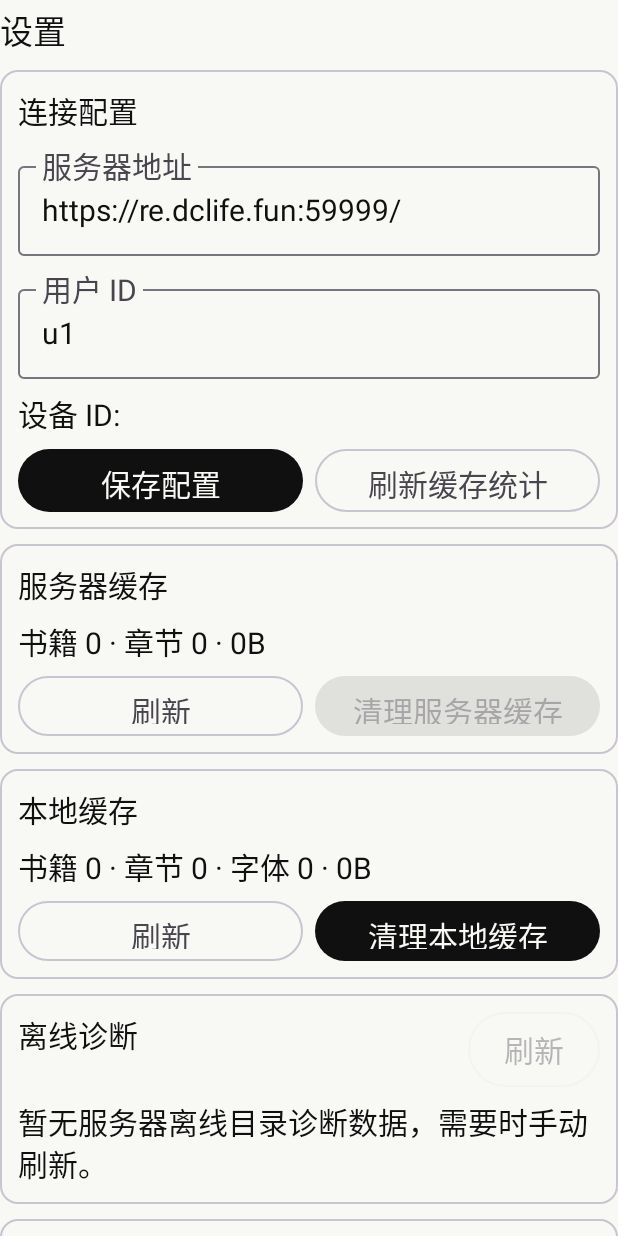
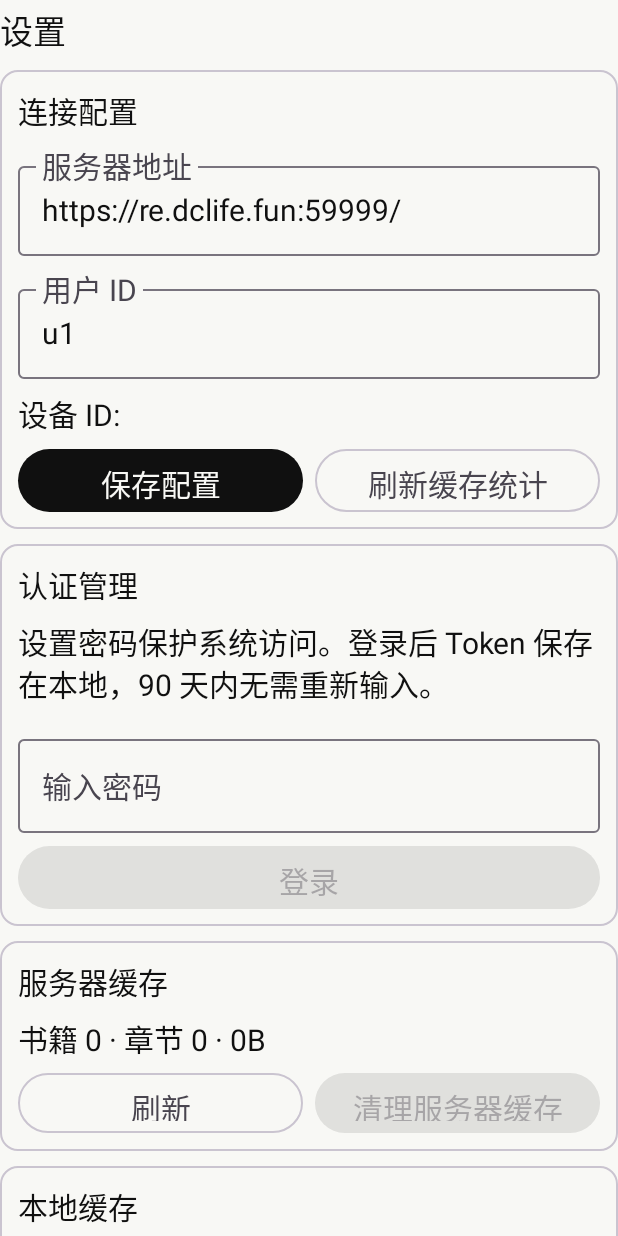
Before and after one commit to jibwf/EasyReader, an Android app built with Jetpack Compose: the composable SettingsPane shown on its own in the app's theme, on a phone screen of 412 x 824 dp. Run offline under Robolectric (Android 15) with nearby library versions, the light colour scheme and no system bars.

Commit message:
feat: add password authentication to e-ink client
- Add login/logout functionality to Settings page
- Add LoginRequest/LoginResponse/VerifyResponse models
- Add auth token persistence in SharedPreferences
- Add Authorization header to all API requests
- Token saved locally for 90 days

```diff
--- a/e-link-client/app/src/main/java/com/easyreader/elinkclient/core/AppConfig.kt
+++ b/e-link-client/app/src/main/java/com/easyreader/elinkclient/core/AppConfig.kt
@@ -22,4 +22,5 @@ object AppConfig {
     const val KEY_LAST_ACTIVE_POSITION = "last_active_position"
     const val KEY_PENDING_PROGRESS_QUEUE = "pending_progress_queue"
     const val KEY_SYNC_POLICY = "sync_policy"
+    const val KEY_AUTH_TOKEN = "auth_token"
 }
--- a/e-link-client/app/src/main/java/com/easyreader/elinkclient/ui/EinkUiState.kt
+++ b/e-link-client/app/src/main/java/com/easyreader/elinkclient/ui/EinkUiState.kt
@@ -165,4 +165,6 @@ data class EinkUiState(
     val readerCommandSignal: Long = 0L,
     val lastRefreshAction: RefreshAction = RefreshAction.NONE,
     val refreshSignal: Long = 0L,
+    val authToken: String = "",
+    val authMessage: String = "",
 )
--- a/e-link-client/app/src/main/java/com/easyreader/elinkclient/ui/MainScreen.kt
+++ b/e-link-client/app/src/main/java/com/easyreader/elinkclient/ui/MainScreen.kt
@@ -336,6 +336,8 @@ fun MainScreen(viewModel: EinkViewModel) {
                             onClearClientCache = viewModel::clearClientCache,
                             onCancelOfflineDownload = viewModel::cancelOfflineDownload,
                             onClearError = viewModel::clearError,
+                            onLogin = viewModel::loginWithPassword,
+                            onLogout = viewModel::logout,
                         )
                     }
                 }
--- a/e-link-client/app/src/main/java/com/easyreader/elinkclient/ui/components/SettingsPane.kt
+++ b/e-link-client/app/src/main/java/com/easyreader/elinkclient/ui/components/SettingsPane.kt
@@ -43,9 +43,12 @@ fun SettingsPane(
     onClearClientCache: () -> Unit,
     onCancelOfflineDownload: () -> Unit,
     onClearError: () -> Unit,
+    onLogin: (String) -> Unit,
+    onLogout: () -> Unit,
 ) {
     var editableBaseUrl by remember { mutableStateOf(state.baseUrl) }
     var editableUserId by remember { mutableStateOf(state.userId) }
+    var editablePassword by remember { mutableStateOf("") }
 
     LaunchedEffect(state.baseUrl, state.userId) {
         editableBaseUrl = state.baseUrl
@@ -122,6 +125,71 @@ fun SettingsPane(
                 }
             }
         }
+        }
+
+        item {
+            EinkCard(modifier = Modifier.fillMaxWidth()) {
+                Column(
+                    modifier = Modifier
+                        .fillMaxWidth()
+                        .padding(12.dp),
+                    verticalArrangement = Arrangement.spacedBy(8.dp),
+                ) {
+                    Text(
+                        text = "认证管理",
+                        style = MaterialTheme.typography.titleSmall,
+                    )
+                    Text(
+                        text = "设置密码保护系统访问。登录后 Token 保存在本地，90 天内无需重新输入。",
+                        style = MaterialTheme.typography.bodySmall,
+                    )
+
+                    if (state.authToken.isNotBlank()) {
+                        Text(
+                            text = "已登录",
+                            style = MaterialTheme.typography.bodySmall,
+                            color = MaterialTheme.colorScheme.primary,
+                        )
+                        OutlinedButton(
+                            onClick = onLogout,
+                            modifier = Modifier
+                                .fillMaxWidth()
+                                .height(40.dp),
+                        ) {
+                            Text("退出登录")
+                        }
+                    } else {
+                        OutlinedTextField(
+                            value = editablePassword,
+                            onValueChange = { editablePassword = it },
+                            label = { Text("输入密码") },
+                            singleLine = true,
+                            modifier = Modifier.fillMaxWidth(),
+                        )
+                        EinkButton(
+                            onClick = {
+                                if (editablePassword.isNotBlank()) {
+                                    onLogin(editablePassword)
+                                    editablePassword = ""
+                                }
+                            },
+                            enabled = editablePassword.isNotBlank() && state.isNetworkAvailable,
+                            modifier = Modifier
+                                .fillMaxWidth()
+                                .height(42.dp),
+                        ) {
+                            Text("登录")
+                        }
+                    }
+
+                    if (state.authMessage.isNotBlank()) {
+                        Text(
+                            text = state.authMessage,
+                            style = MaterialTheme.typography.bodySmall,
+                        )
+                    }
+                }
+            }
         }
 
         item {
```
Also changed, not shown: e-link-client/app/src/main/java/com/easyreader/elinkclient/data/model/ApiModels.kt (+14 -0 lines), e-link-client/app/src/main/java/com/easyreader/elinkclient/data/network/EasyReaderApi.kt (+13 -0 lines), e-link-client/app/src/main/java/com/easyreader/elinkclient/data/network/NetworkModule.kt (+15 -3 lines), e-link-client/app/src/main/java/com/easyreader/elinkclient/data/repository/ReaderRepository.kt (+16 -0 lines), e-link-client/app/src/main/java/com/easyreader/elinkclient/ui/EinkViewModel.kt (+55 -0 lines), 2 other files.
